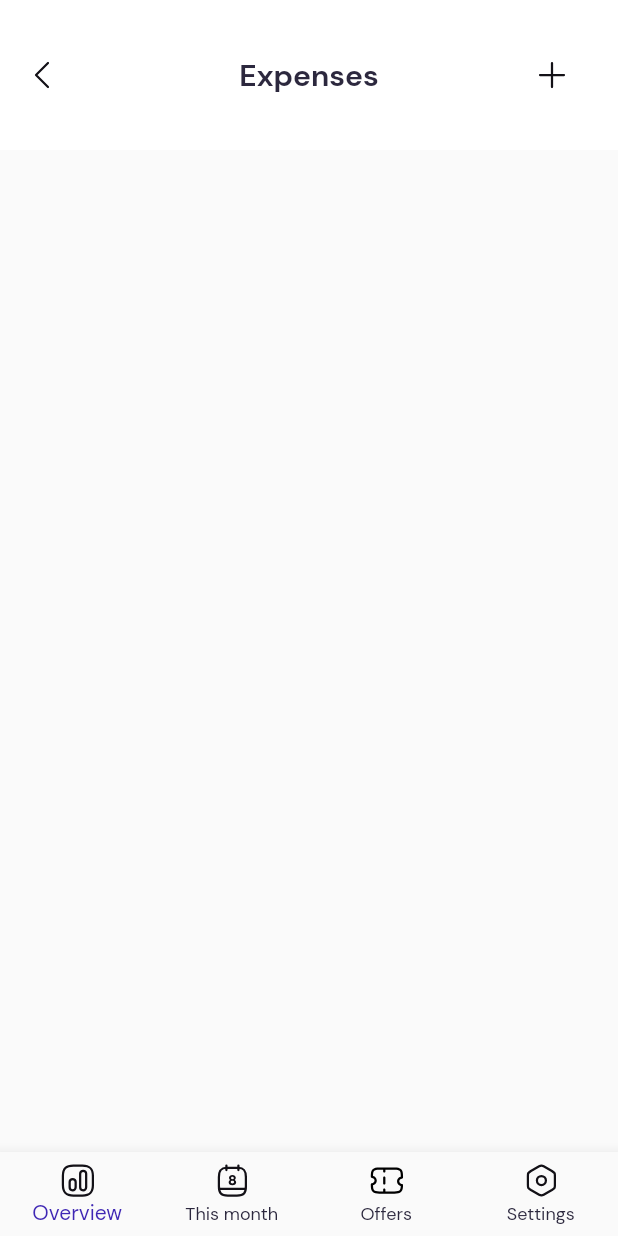
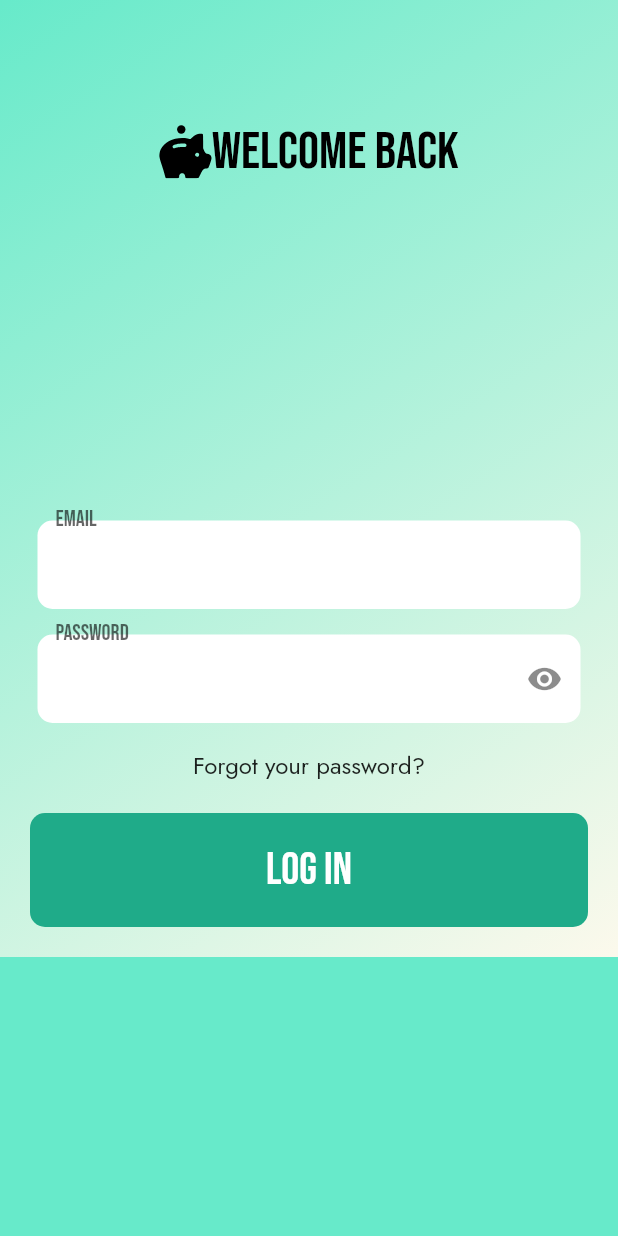
Before and after one commit to arskii/saveit_client, a Flutter app: the screen it shows after launch, on a phone screen of 412 x 824 dp. Run offline on Flutter 3.47's test engine with Material 2 defaults, Android fonts, the phone set to English and light mode, and no system bars; our stand-ins replace flutter_svg.

Commit message:
Add Login Screen

```diff
--- /dev/null
+++ b/lib/components/login_button.dart
@@ -0,0 +1,28 @@
+import 'package:flutter/cupertino.dart';
+import 'package:flutter/material.dart';
+import 'package:flutter/src/widgets/container.dart';
+import 'package:flutter/src/widgets/framework.dart';
+
+class LoginButton extends StatelessWidget {
+  const LoginButton({super.key});
+
+  @override
+  Widget build(BuildContext context) {
+    return Container(
+      margin: EdgeInsets.all(20),
+      padding: EdgeInsets.symmetric(horizontal: 130, vertical: 20),
+      decoration: BoxDecoration(
+        borderRadius: BorderRadius.all(
+          Radius.circular(10),
+        ),
+        color: Color(0xff1FAB89),
+      ),
+      child: Center(
+        child: Text(
+          'Log In',
+          style: TextStyle(color: Colors.white, fontSize: 30),
+        ),
+      ),
+    );
+  }
+}
--- /dev/null
+++ b/lib/components/my_textfield.dart
@@ -0,0 +1,45 @@
+import 'package:flutter/material.dart';
+import 'package:flutter/services.dart';
+
+class MyTextField extends StatelessWidget {
+  final controller;
+  final String labelText;
+  final bool obscureText;
+  final TextInputType keyboardType;
+  final Widget? suffixIcon;
+
+  const MyTextField(
+      {super.key,
+      required this.controller,
+      required this.labelText,
+      required this.obscureText,
+      required this.keyboardType,
+      this.suffixIcon});
+
+  @override
+  Widget build(BuildContext context) {
+    return Padding(
+      padding: const EdgeInsets.symmetric(horizontal: 25.0),
+      child: TextField(
+        controller: controller,
+        obscureText: obscureText,
+        keyboardType: keyboardType,
+        decoration: InputDecoration(
+          suffixIcon: suffixIcon,
+          labelStyle: TextStyle(fontSize: 20),
+          floatingLabelBehavior: FloatingLabelBehavior.always,
+          enabledBorder: OutlineInputBorder(
+              borderRadius: BorderRadius.circular(10),
+              borderSide: BorderSide(
+                width: 0,
+                style: BorderStyle.none,
+              )),
+          fillColor: Colors.white,
+          filled: true,
+          labelText: labelText,
+          hintStyle: TextStyle(color: Colors.grey[500]),
+        ),
+      ),
+    );
+  }
+}
--- a/lib/main.dart
+++ b/lib/main.dart
@@ -1,5 +1,6 @@
 import 'package:budgetapp/components/bottom_menu.dart';
 import 'package:budgetapp/screens/expenses_screen/expenses_screen.dart';
+import 'package:budgetapp/screens/expenses_screen/log_screen.dart';
 import 'package:flutter/material.dart';
 
 import 'package:budgetapp/screens/bill_screen/bill_screen.dart';
@@ -18,9 +19,9 @@ class MyApp extends StatelessWidget {
       title: 'Budget app',
       theme: ThemeData(
         primarySwatch: Colors.blue,
-        fontFamily: 'DMSans',
+        fontFamily: 'BebasNeue',
       ),
-      home: const BottomMenu(),
+      home: LoginScreen(),
     );
   }
 }
--- /dev/null
+++ b/lib/screens/expenses_screen/log_screen.dart
@@ -0,0 +1,102 @@
+// ignore_for_file: prefer_const_constructors
+
+import 'package:budgetapp/components/login_button.dart';
+import 'package:budgetapp/components/my_textfield.dart';
+import 'package:budgetapp/main.dart';
+import 'package:flutter/material.dart';
+import 'package:flutter/services.dart';
+import 'package:flutter_svg/flutter_svg.dart';
+
+class LoginScreen extends StatefulWidget {
+  LoginScreen({super.key});
+
+  @override
+  State<LoginScreen> createState() => _LoginScreenState();
+}
+
+class _LoginScreenState extends State<LoginScreen> {
+// final controller
+  final usernameController = TextEditingController();
+
+  final passwordController = TextEditingController();
+
+  @override
+  Widget build(BuildContext context) {
+    return Scaffold(
+      backgroundColor: Color(0xff67EACA),
+      body: SingleChildScrollView(
+        child: SafeArea(
+          child: Container(
+            decoration: BoxDecoration(
+              gradient: LinearGradient(
+                  begin: Alignment.topLeft,
+                  end: Alignment.bottomRight,
+                  colors: [
+                    Color(0xff67EACA),
+                    Color(0xffFCF9EC),
+                  ]),
+            ),
+            child: Center(
+              child: Column(
+                crossAxisAlignment: CrossAxisAlignment.center,
+                children: [
+                  const SizedBox(
+                    height: 80,
+                  ),
+
+                  // text welcome
+                  Row(
+                    mainAxisAlignment: MainAxisAlignment.center,
+                    children: [
+                      SvgPicture.asset('assets/icons/pig.svg'),
+                      Text(
+                        'Welcome back',
+                        style: TextStyle(
+                          color: Colors.black,
+                          fontSize: 35,
+                        ),
+                      ),
+                    ],
+                  ),
+
+                  const SizedBox(height: 225),
+                  MyTextField(
+                    keyboardType: TextInputType.emailAddress,
+                    controller: usernameController,
+                    labelText: 'Email',
+                    obscureText: false,
+                  ),
+
+                  const SizedBox(height: 17),
+
+                  // password
+
+                  MyTextField(
+                    keyboardType: TextInputType.visiblePassword,
+                    controller: passwordController,
+                    labelText: 'Password',
+                    obscureText: true,
+                    suffixIcon: Align(
+                        widthFactor: 1.0,
+                        heightFactor: 1.0,
+                        child: Icon(
+                          Icons.remove_red_eye,
+                        )),
+                  ),
+                  const SizedBox(
+                    height: 17,
+                  ),
+                  Text(
+                    'Forgot your password?',
+                    style: TextStyle(fontFamily: 'Jost', fontSize: 16.0),
+                  ),
+                  LoginButton()
+                ],
+              ),
+            ),
+          ),
+        ),
+      ),
+    );
+  }
+}
```
Also changed, not shown: pubspec.yaml (+7 -3 lines), assets/icons/logo.svg (added), assets/icons/pig.svg (added), assets/icons/visible.svg (added), fonts/BebasNeue-Regular.ttf (added), fonts/Jost-Regular.ttf (added).
